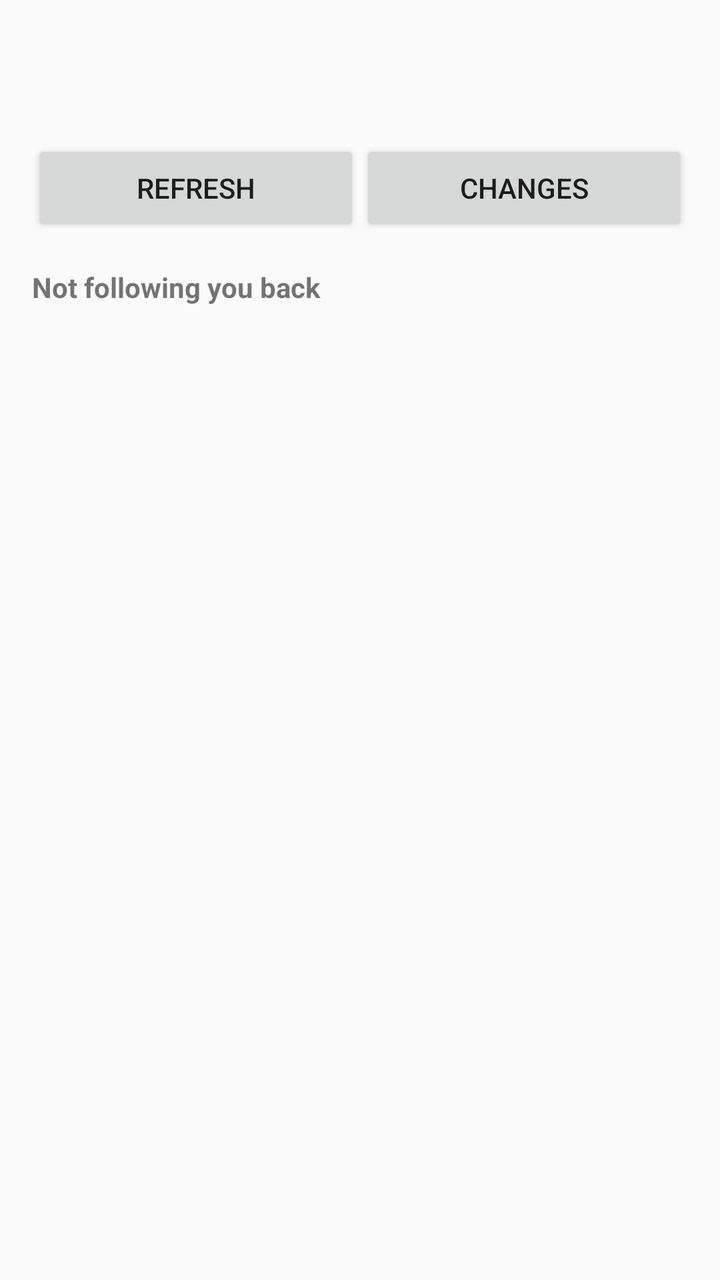
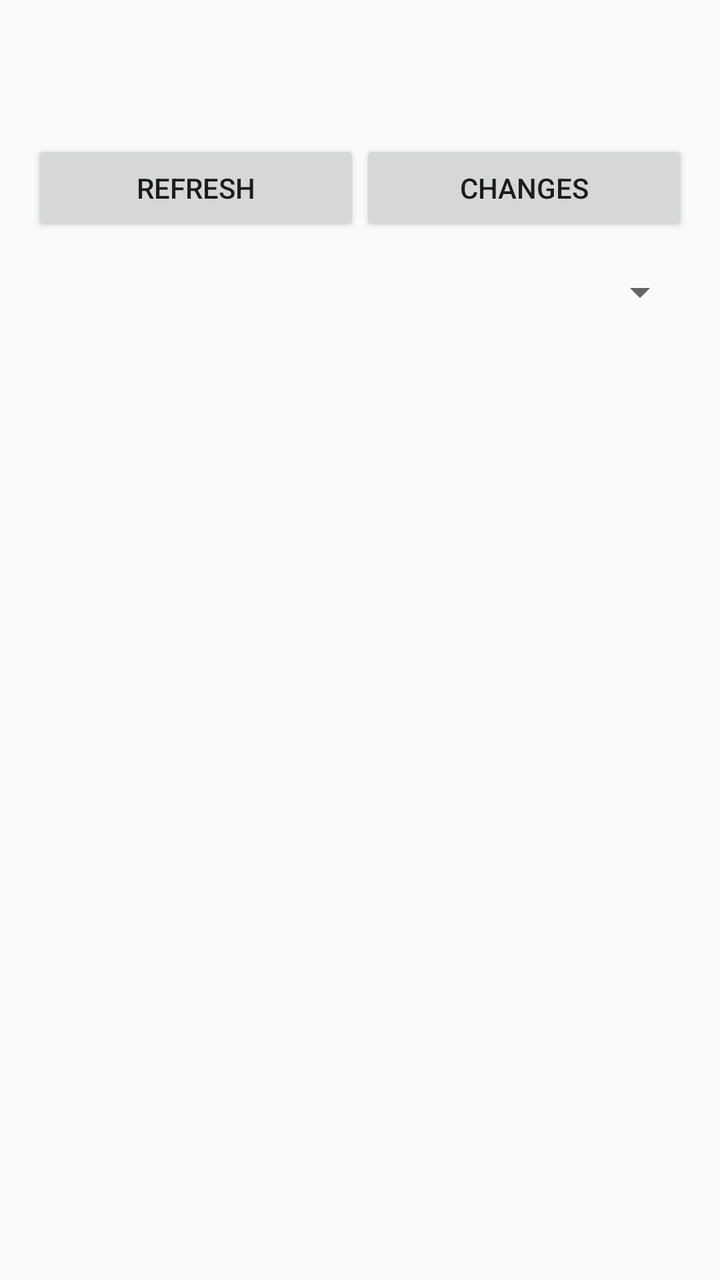

Compare the two renders of this Android layout. The source of the first and the diff that turns it into the second are given below.
<!-- AndroidManifest.xml: application theme Theme.AppCompat.DayNight.NoActionBar -->
<!-- res/layout/activity_dashboard.xml -->
<?xml version="1.0" encoding="utf-8"?>
<LinearLayout xmlns:android="http://schemas.android.com/apk/res/android"
    android:layout_width="match_parent"
    android:layout_height="match_parent"
    android:orientation="vertical"
    android:padding="16dp">

    <TextView
        android:id="@+id/counts"
        android:layout_width="match_parent"
        android:layout_height="wrap_content"
        android:textSize="16sp" />

    <TextView
        android:id="@+id/last_scan"
        android:layout_width="match_parent"
        android:layout_height="wrap_content"
        android:paddingTop="4dp"
        android:textSize="12sp" />

    <LinearLayout
        android:layout_width="match_parent"
        android:layout_height="wrap_content"
        android:orientation="horizontal"
        android:paddingTop="12dp">

        <Button
            android:id="@+id/refresh"
            android:layout_width="0dp"
            android:layout_height="wrap_content"
            android:layout_weight="1"
            android:text="@string/refresh" />

        <Button
            android:id="@+id/view_changes"
            android:layout_width="0dp"
            android:layout_height="wrap_content"
            android:layout_weight="1"
            android:text="@string/changes" />
    </LinearLayout>

    <TextView
        android:layout_width="match_parent"
        android:layout_height="wrap_content"
        android:paddingTop="16dp"
        android:text="@string/not_following_back"
        android:textStyle="bold" />

    <androidx.recyclerview.widget.RecyclerView
        android:id="@+id/list"
        android:layout_width="match_parent"
        android:layout_height="0dp"
        android:layout_weight="1" />

</LinearLayout>
<!-- resources referenced by this layout -->
<resources>
  <string name="changes">Changes</string>
  <string name="not_following_back">Not following you back</string>
  <string name="refresh">Refresh</string>
</resources>

<!-- the commit's change to res/layout/activity_dashboard.xml (unified diff, before → after) -->
@@ -39,12 +39,11 @@
             android:text="@string/changes" />
     </LinearLayout>
 
-    <TextView
+    <Spinner
+        android:id="@+id/list_selector"
         android:layout_width="match_parent"
         android:layout_height="wrap_content"
-        android:paddingTop="16dp"
-        android:text="@string/not_following_back"
-        android:textStyle="bold" />
+        android:layout_marginTop="16dp" />
 
     <androidx.recyclerview.widget.RecyclerView
         android:id="@+id/list"
<!-- resource entries referenced after the edit -->
@@ -1,7 +1,6 @@
 <!-- resources referenced by this layout -->
 <resources>
   <string name="changes">Changes</string>
-  <string name="not_following_back">Not following you back</string>
   <string name="refresh">Refresh</string>
 </resources>
 
